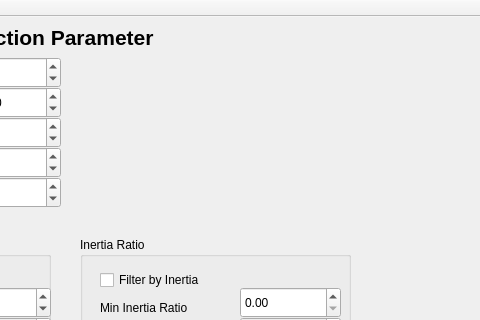
Before: the Qt Designer form Rutenerkennung/mainwindow.ui in MarvinElz/Rutenerkennung, drawn with Qt 5; both pictures show x 200 to 680 and y 0 to 320 of the 1187 by 627 pixel window.
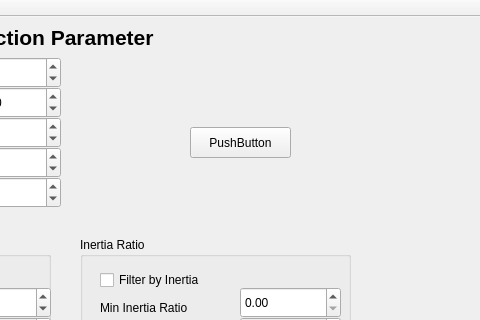
After: the same form once the commit is applied.

The edit to the form file:
```diff
--- a/Rutenerkennung/mainwindow.ui
+++ b/Rutenerkennung/mainwindow.ui
@@ -527,6 +527,19 @@
      <string>PushButton</string>
     </property>
    </widget>
+   <widget class="QPushButton" name="pushButton">
+    <property name="geometry">
+     <rect>
+      <x>390</x>
+      <y>110</y>
+      <width>101</width>
+      <height>31</height>
+     </rect>
+    </property>
+    <property name="text">
+     <string>PushButton</string>
+    </property>
+   </widget>
   </widget>
   <widget class="QToolBar" name="mainToolBar">
    <attribute name="toolBarArea">
```
